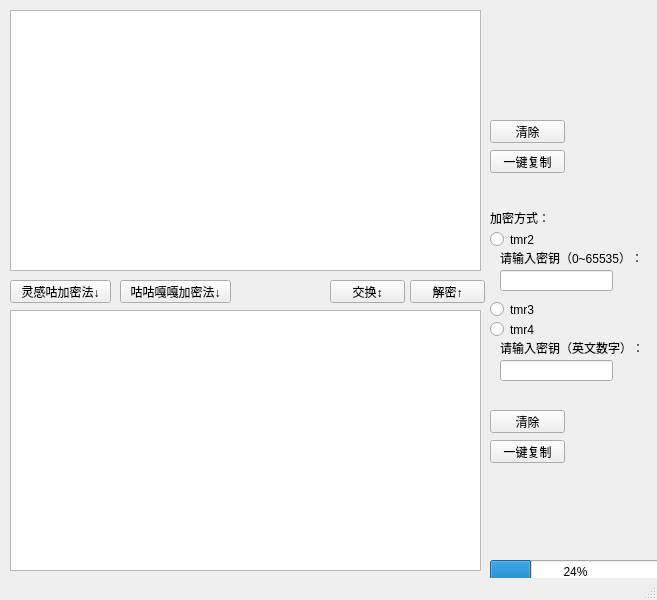
Old version of the form mainwindow.ui in the repository Redcube-RC/tmrEncrypt.
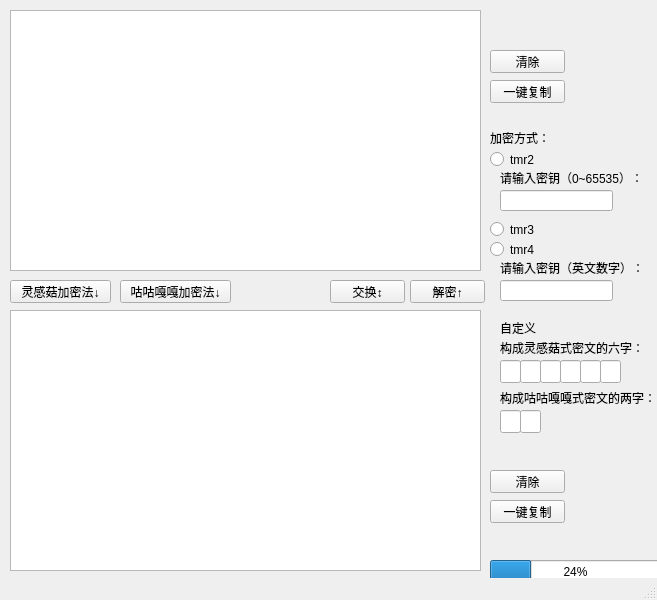
New version of the form.

What changed in the file:
```diff
--- a/mainwindow.ui
+++ b/mainwindow.ui
@@ -24,7 +24,7 @@
      </rect>
     </property>
     <property name="text">
-     <string>灵感咕加密法↓</string>
+     <string>灵感菇加密法↓</string>
     </property>
    </widget>
    <widget class="QPushButton" name="ggggen">
@@ -87,7 +87,7 @@
     <property name="geometry">
      <rect>
       <x>490</x>
-      <y>440</y>
+      <y>500</y>
       <width>75</width>
       <height>23</height>
      </rect>
@@ -113,7 +113,7 @@
     <property name="geometry">
      <rect>
       <x>490</x>
-      <y>410</y>
+      <y>470</y>
       <width>75</width>
       <height>23</height>
      </rect>
@@ -126,7 +126,7 @@
     <property name="geometry">
      <rect>
       <x>490</x>
-      <y>120</y>
+      <y>50</y>
       <width>75</width>
       <height>23</height>
      </rect>
@@ -139,7 +139,7 @@
     <property name="geometry">
      <rect>
       <x>490</x>
-      <y>150</y>
+      <y>80</y>
       <width>75</width>
       <height>23</height>
      </rect>
@@ -152,7 +152,7 @@
     <property name="geometry">
      <rect>
       <x>500</x>
-      <y>340</y>
+      <y>260</y>
       <width>171</width>
       <height>16</height>
      </rect>
@@ -165,7 +165,7 @@
     <property name="geometry">
      <rect>
       <x>500</x>
-      <y>270</y>
+      <y>190</y>
       <width>113</width>
       <height>21</height>
      </rect>
@@ -175,7 +175,7 @@
     <property name="geometry">
      <rect>
       <x>490</x>
-      <y>230</y>
+      <y>150</y>
       <width>95</width>
       <height>19</height>
      </rect>
@@ -188,7 +188,7 @@
     <property name="geometry">
      <rect>
       <x>490</x>
-      <y>300</y>
+      <y>220</y>
       <width>95</width>
       <height>19</height>
      </rect>
@@ -201,7 +201,7 @@
     <property name="geometry">
      <rect>
       <x>490</x>
-      <y>210</y>
+      <y>130</y>
       <width>71</width>
       <height>16</height>
      </rect>
@@ -214,7 +214,7 @@
     <property name="geometry">
      <rect>
       <x>500</x>
-      <y>250</y>
+      <y>170</y>
       <width>141</width>
       <height>16</height>
      </rect>
@@ -227,7 +227,7 @@
     <property name="geometry">
      <rect>
       <x>500</x>
-      <y>360</y>
+      <y>280</y>
       <width>113</width>
       <height>21</height>
      </rect>
@@ -250,7 +250,7 @@
     <property name="geometry">
      <rect>
       <x>490</x>
-      <y>320</y>
+      <y>240</y>
       <width>95</width>
       <height>19</height>
      </rect>
@@ -259,6 +259,125 @@
      <string>tmr4</string>
     </property>
    </widget>
+   <widget class="QLineEdit" name="e1">
+    <property name="geometry">
+     <rect>
+      <x>500</x>
+      <y>360</y>
+      <width>21</width>
+      <height>23</height>
+     </rect>
+    </property>
+   </widget>
+   <widget class="QLineEdit" name="e2">
+    <property name="geometry">
+     <rect>
+      <x>520</x>
+      <y>360</y>
+      <width>21</width>
+      <height>23</height>
+     </rect>
+    </property>
+   </widget>
+   <widget class="QLineEdit" name="e3">
+    <property name="geometry">
+     <rect>
+      <x>540</x>
+      <y>360</y>
+      <width>21</width>
+      <height>23</height>
+     </rect>
+    </property>
+   </widget>
+   <widget class="QLineEdit" name="e4">
+    <property name="geometry">
+     <rect>
+      <x>560</x>
+      <y>360</y>
+      <width>21</width>
+      <height>23</height>
+     </rect>
+    </property>
+   </widget>
+   <widget class="QLineEdit" name="e5">
+    <property name="geometry">
+     <rect>
+      <x>580</x>
+      <y>360</y>
+      <width>21</width>
+      <height>23</height>
+     </rect>
+    </property>
+   </widget>
+   <widget class="QLineEdit" name="e6">
+    <property name="geometry">
+     <rect>
+      <x>600</x>
+      <y>360</y>
+      <width>21</width>
+      <height>23</height>
+     </rect>
+    </property>
+   </widget>
+   <widget class="QLineEdit" name="e7">
+    <property name="geometry">
+     <rect>
+      <x>500</x>
+      <y>410</y>
+      <width>21</width>
+      <height>23</height>
+     </rect>
+    </property>
+   </widget>
+   <widget class="QLineEdit" name="e8">
+    <property name="geometry">
+     <rect>
+      <x>520</x>
+      <y>410</y>
+      <width>21</width>
+      <height>23</height>
+     </rect>
+    </property>
+   </widget>
+   <widget class="QLabel" name="labellgg">
+    <property name="geometry">
+     <rect>
+      <x>500</x>
+      <y>340</y>
+      <width>141</width>
+      <height>16</height>
+     </rect>
+    </property>
+    <property name="text">
+     <string>构成灵感菇式密文的六字：</string>
+    </property>
+   </widget>
+   <widget class="QLabel" name="labelgggg">
+    <property name="geometry">
+     <rect>
+      <x>500</x>
+      <y>390</y>
+      <width>161</width>
+      <height>16</height>
+     </rect>
+    </property>
+    <property name="text">
+     <string>构成咕咕嘎嘎式密文的两字：</string>
+    </property>
+   </widget>
+   <widget class="QLabel" name="labeldefine">
+    <property name="geometry">
+     <rect>
+      <x>500</x>
+      <y>320</y>
+      <width>171</width>
+      <height>16</height>
+     </rect>
+    </property>
+    <property name="text">
+     <string>自定义</string>
+    </property>
+   </widget>
   </widget>
   <widget class="QStatusBar" name="statusbar"/>
  </widget>
```
Left out of the diff: 2 changed lines with no effect on the pictures.
